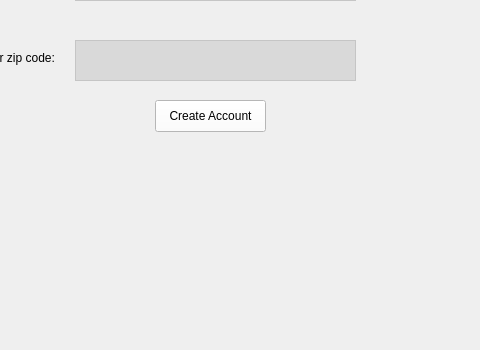
Qt form socialnetworkwindow.ui (sabrinacodipilly/socialnetworkproject) before a commit; both pictures show x 295 to 775 and y 250 to 600 of the 985 by 600 pixel window.
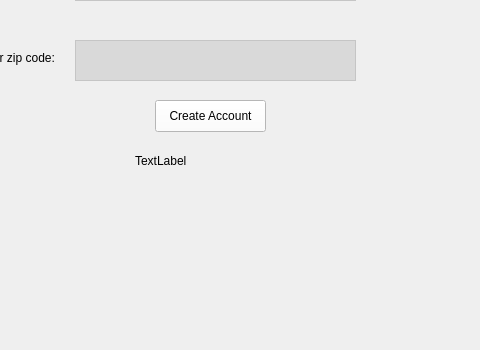
The same form after that commit. The open tabs and pages were chosen to show the change.

Patch:
```diff
--- a/socialnetworkwindow.ui
+++ b/socialnetworkwindow.ui
@@ -673,6 +673,19 @@
        <string>Create Account</string>
       </property>
      </widget>
+     <widget class="QLabel" name="createAccountFailLabel">
+      <property name="geometry">
+       <rect>
+        <x>410</x>
+        <y>390</y>
+        <width>211</width>
+        <height>41</height>
+       </rect>
+      </property>
+      <property name="text">
+       <string>TextLabel</string>
+      </property>
+     </widget>
     </widget>
     <widget class="QWidget" name="page_2">
      <widget class="QPushButton" name="semiPrivateButton">
```
Left out of the diff: 2 changed lines with no effect on the pictures.
